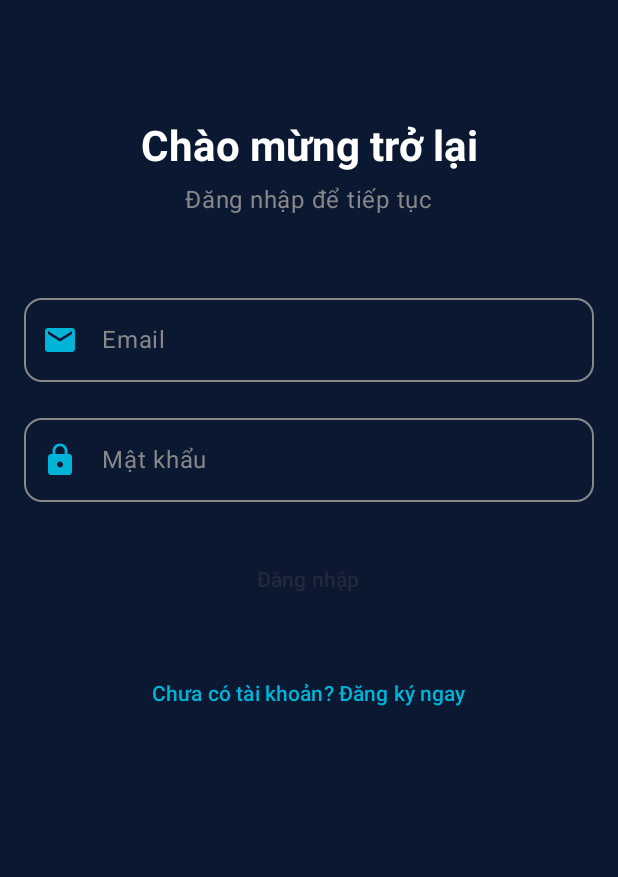
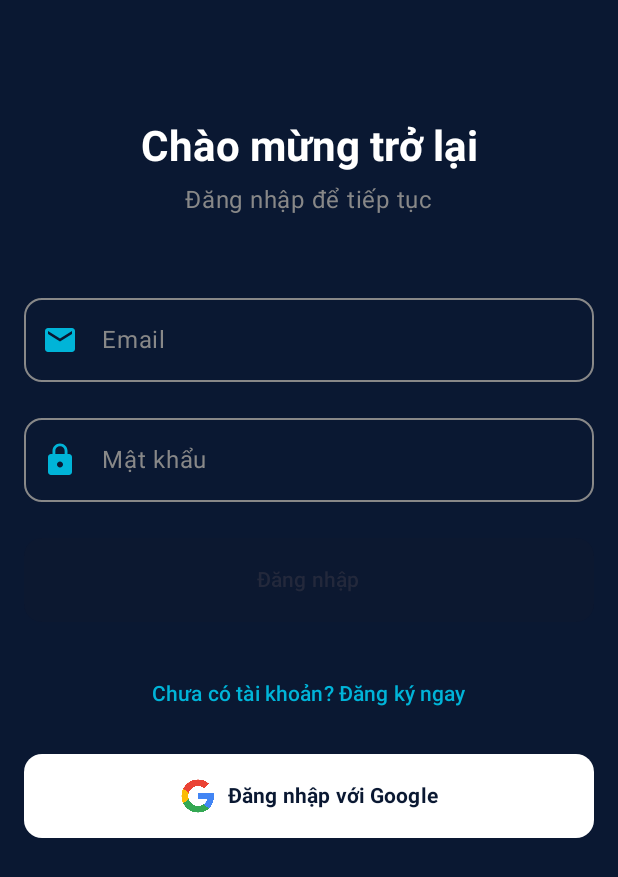
Before and after one commit to VlamIT-ut/MovieTicket, an Android app built with Jetpack Compose: the screen it shows after launch (MainActivity), on a phone screen of 412 x 824 dp. Shown: the top 877 px of the screen. Run offline under Robolectric (Android 15) with nearby library versions, the phone set to English and light mode, and no system bars; our stand-ins replace Dagger/Hilt's generated code, Firebase (no records; nobody signed in at launch, a user with empty details on screens opened directly); pictures from the network do not load.

Commit message:
login with google

```diff
--- a/app/build.gradle.kts
+++ b/app/build.gradle.kts
@@ -78,6 +78,7 @@ dependencies {
 
     // Firebase Auth
     implementation("com.google.firebase:firebase-auth:22.3.1")
+    implementation ("com.google.android.gms:play-services-auth:21.0.0")
 
     // Google Identity
     implementation("androidx.credentials:credentials:1.2.0")
--- a/app/src/main/java/com/example/movieticket/ui/auth/LoginScreen.kt
+++ b/app/src/main/java/com/example/movieticket/ui/auth/LoginScreen.kt
@@ -19,9 +19,17 @@ import androidx.compose.material.icons.Icons
 import androidx.compose.material.icons.filled.Email
 import androidx.compose.material.icons.filled.Lock
 import androidx.compose.ui.text.font.FontWeight
-import androidx.compose.ui.text.style.TextAlign
+import android.util.Log
+import androidx.activity.compose.rememberLauncherForActivityResult
+import androidx.activity.result.contract.ActivityResultContracts
+import androidx.compose.foundation.Image
+import com.google.android.gms.auth.api.signin.GoogleSignIn
+import com.google.android.gms.auth.api.signin.GoogleSignInOptions
+import com.google.android.gms.common.api.ApiException
+import androidx.compose.ui.platform.LocalContext
+import androidx.compose.ui.res.painterResource
+import com.example.movieticket.R
 
-@OptIn(ExperimentalMaterial3Api::class)
 @Composable
 fun LoginScreen(
     onNavigateToRegister: () -> Unit,
@@ -33,6 +41,29 @@ fun LoginScreen(
 
     val isLoading by viewModel.isLoading.collectAsState()
     val error by viewModel.error.collectAsState()
+    val context = LocalContext.current
+
+    // Tạo GoogleSignInClient
+    val gso = GoogleSignInOptions.Builder(GoogleSignInOptions.DEFAULT_SIGN_IN)
+        .requestIdToken(context.getString(R.string.default_web_client_id))
+        .requestEmail()
+        .build()
+    val googleSignInClient = GoogleSignIn.getClient(context, gso)
+
+    // ActivityResultLauncher để nhận kết quả đăng nhập Google
+    val googleSignInLauncher = rememberLauncherForActivityResult(
+        contract = ActivityResultContracts.StartActivityForResult()
+    ) { result ->
+        val task = GoogleSignIn.getSignedInAccountFromIntent(result.data)
+        try {
+            val account = task.getResult(ApiException::class.java)
+            // Xử lý đăng nhập Google thành công ở đây
+            // account.idToken gửi lên server xác thực nếu cần
+            viewModel.loginWithGoogle(account.idToken ?: "")
+        } catch (e: Exception) {
+            Log.e("GoogleSignIn", "Google sign-in failed", e)
+            viewModel.setError(e.message ?: "Đăng nhập Google thất bại")           }
+    }
 
     Box(
         modifier = Modifier
@@ -165,6 +196,40 @@ fun LoginScreen(
                     color = Color(0xFF00B4D8)
                 )
             }
+            Spacer(modifier = Modifier.height(16.dp))
+            Button(
+                onClick = {
+                    val signInIntent = googleSignInClient.signInIntent
+                    googleSignInLauncher.launch(signInIntent)
+                },
+                enabled = !isLoading,
+                modifier = Modifier
+                    .fillMaxWidth()
+                    .height(56.dp),
+                colors = ButtonDefaults.buttonColors(
+                    containerColor = Color.White
+                ),
+                shape = RoundedCornerShape(12.dp)
+            ) {
+                Row(
+                    verticalAlignment = Alignment.CenterVertically,
+                    horizontalArrangement = Arrangement.Center,
+                    modifier = Modifier.fillMaxWidth()
+                ) {
+                    Image(
+                        painter = painterResource(R.drawable.logo_gg),
+                        contentDescription = "Google Logo",
+                        modifier = Modifier.size(24.dp)
+                    )
+                    Spacer(modifier = Modifier.width(8.dp))
+                    Text(
+                        "Đăng nhập với Google",
+                        color = Color(0xFF0A1832),
+                        fontWeight = FontWeight.Bold
+                    )
+                }
+            }
+
         }
     }
 
--- a/gradle.properties
+++ b/gradle.properties
@@ -25,3 +25,4 @@ android.nonFinalResIds=false
 
 # Use Java 21
 org.gradle.java.home=C\:/Program Files/Android/Android Studio/jbr
+org.gradle.configuration-cache=true
```
Also changed, not shown: app/src/main/java/com/example/movieticket/ui/viewmodel/LoginViewModel.kt (+19 -0 lines), app/src/main/res/drawable/logo_gg.png (added), 1 other file.
